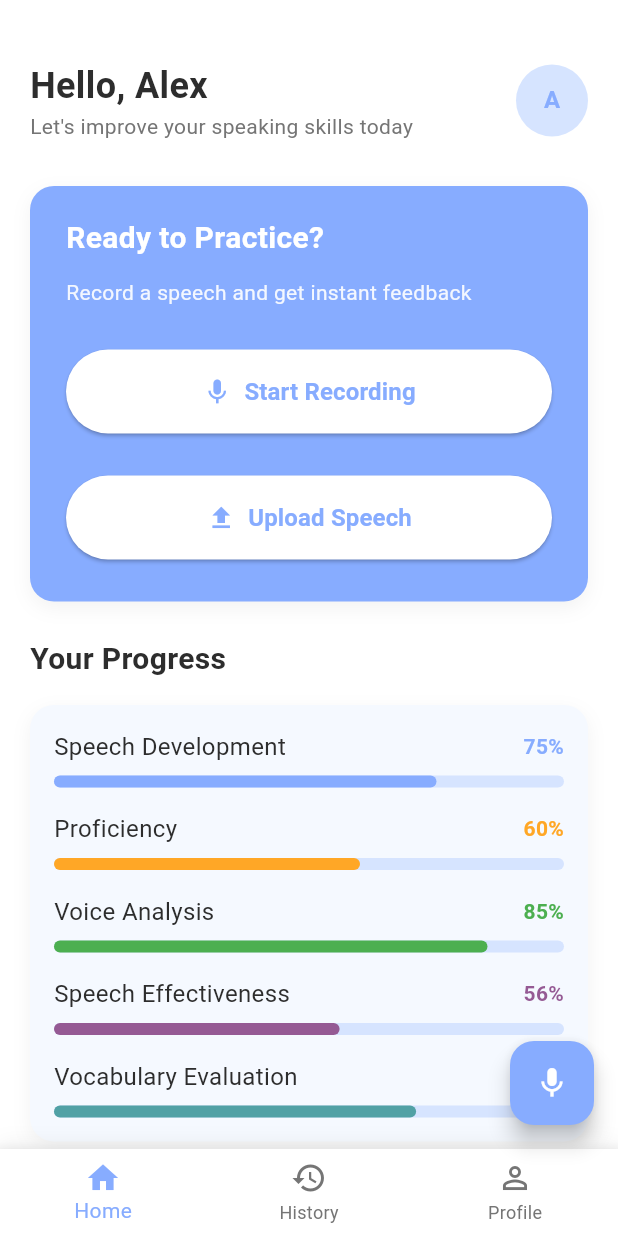
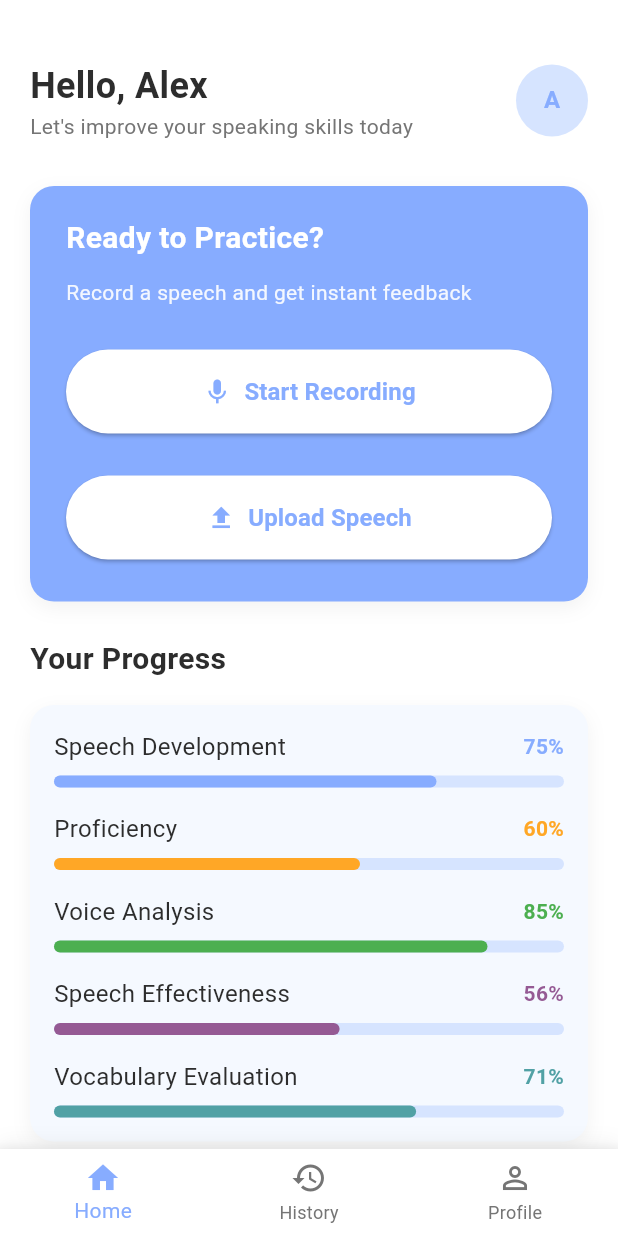
Before and after one commit to naela-girsy-projects/Project-VocalLabs, a Flutter app: the HomeScreen screen opened by its route, on a phone screen of 412 x 824 dp. Run offline on Flutter 3.47's test engine with Material 3 defaults, Android fonts, the phone set to English and light mode, and no system bars; our stand-ins replace fl_chart, image_picker; Roboto replaces fonts that are missing (Poppins).

Commit message:
made changes to home screen part2

```diff
--- a/Client/lib/screens/home_screen.dart
+++ b/Client/lib/screens/home_screen.dart
@@ -66,17 +66,6 @@ class _HomeScreenState extends State<HomeScreen> {
           ],
         ),
       ),
-      floatingActionButton:
-          _selectedIndex == 0
-              ? FloatingActionButton(
-                onPressed: () {
-                  Navigator.pushNamed(context, '/analysis');
-                },
-                backgroundColor: AppColors.primaryBlue,
-                child: const Icon(Icons.mic),
-              )
-              : null,
-      floatingActionButtonLocation: FloatingActionButtonLocation.endFloat,
     );
   }
 }
```
